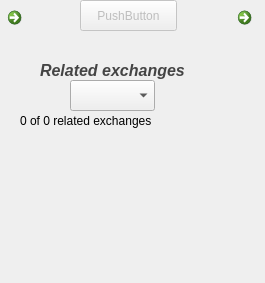
Above: widgetqmfobject.ui from ErnieAllen/XView before the change. Below: the same form after it.
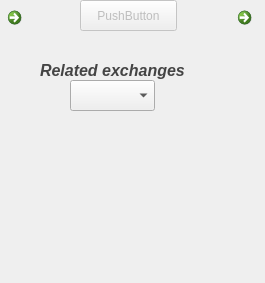
That is the form after the change. Custom widgets are drawn as their Qt base class.

```diff
--- a/widgetqmfobject.ui
+++ b/widgetqmfobject.ui
@@ -197,7 +197,7 @@
     </rect>
    </property>
    <property name="text">
-    <string>0 of 0 related exchanges</string>
+    <string/>
    </property>
   </widget>
   <widget class="chart" name="widgetChart" native="true">
```
